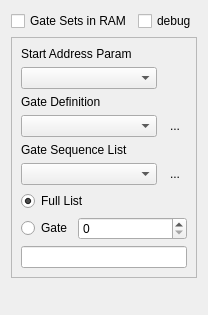
Old version of the form ui/GateSequence.ui in the repository pyIonControl/IonControl.
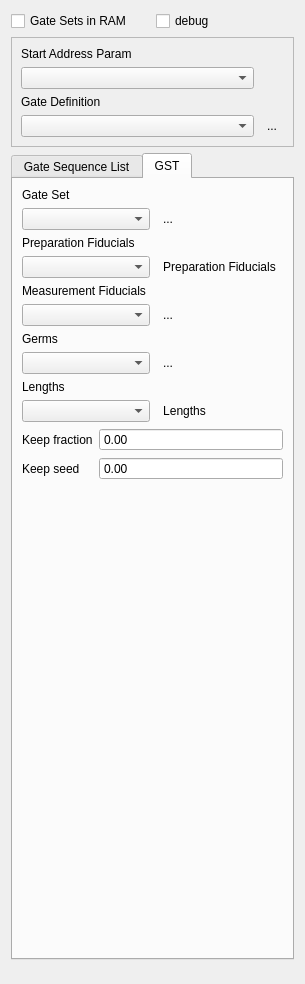
New version of the form. Icons and pictures are not drawn. Custom widgets are drawn as their Qt base class.

Patch:
```diff
--- a/ui/GateSequence.ui
+++ b/ui/GateSequence.ui
@@ -6,8 +6,8 @@
    <rect>
     <x>0</x>
     <y>0</y>
-    <width>185</width>
-    <height>315</height>
+    <width>305</width>
+    <height>984</height>
    </rect>
   </property>
   <property name="windowTitle">
@@ -44,20 +44,6 @@
       <enum>QFrame::Raised</enum>
      </property>
      <layout class="QGridLayout" name="gridLayout">
-      <item row="5" column="3">
-       <widget class="QToolButton" name="GateSequenceButton">
-        <property name="text">
-         <string>...</string>
-        </property>
-        <property name="icon">
-         <iconset resource="Experiment.qrc">
-          <normaloff>:/openicon/icons/document-open-5.png</normaloff>:/openicon/icons/document-open-5.png</iconset>
-        </property>
-        <property name="autoRaise">
-         <bool>true</bool>
-        </property>
-       </widget>
-      </item>
       <item row="3" column="3">
        <widget class="QToolButton" name="GateDefinitionButton">
         <property name="text">
@@ -92,36 +78,6 @@
         </property>
        </widget>
       </item>
-      <item row="8" column="1" colspan="2">
-       <widget class="QRadioButton" name="FullListRadioButton">
-        <property name="text">
-         <string>Full List</string>
-        </property>
-        <property name="checked">
-         <bool>true</bool>
-        </property>
-       </widget>
-      </item>
-      <item row="4" column="1" colspan="3">
-       <widget class="QLabel" name="label_2">
-        <property name="text">
-         <string>Gate Sequence List</string>
-        </property>
-       </widget>
-      </item>
-      <item row="5" column="1" colspan="2">
-       <widget class="QComboBox" name="GateSequenceBox">
-        <property name="sizePolicy">
-         <sizepolicy hsizetype="Expanding" vsizetype="Fixed">
-          <horstretch>0</horstretch>
-          <verstretch>0</verstretch>
-         </sizepolicy>
-        </property>
-        <property name="frame">
-         <bool>true</bool>
-        </property>
-       </widget>
-      </item>
       <item row="0" column="1" colspan="3">
        <widget class="QLabel" name="label_3">
         <property name="text">
@@ -136,45 +92,343 @@
         </property>
        </widget>
       </item>
-      <item row="9" column="2" colspan="2">
-       <widget class="QSpinBox" name="repetitionSpinBox">
-        <property name="sizePolicy">
-         <sizepolicy hsizetype="Expanding" vsizetype="Fixed">
-          <horstretch>3</horstretch>
-          <verstretch>0</verstretch>
-         </sizepolicy>
-        </property>
-        <property name="maximum">
-         <number>999999999</number>
-        </property>
-       </widget>
-      </item>
-      <item row="9" column="1">
-       <widget class="QRadioButton" name="GateRadioButton">
-        <property name="text">
-         <string>Gate</string>
-        </property>
-       </widget>
-      </item>
-      <item row="10" column="1" colspan="3">
-       <widget class="QLineEdit" name="GateEdit">
-        <property name="sizePolicy">
-         <sizepolicy hsizetype="Expanding" vsizetype="Fixed">
-          <horstretch>0</horstretch>
-          <verstretch>0</verstretch>
-         </sizepolicy>
-        </property>
-        <property name="minimumSize">
-         <size>
-          <width>147</width>
-          <height>0</height>
-         </size>
-        </property>
-       </widget>
-      </item>
      </layout>
     </widget>
    </item>
+   <item>
+    <widget class="QTabWidget" name="sequenceOriginWidget">
+     <property name="sizePolicy">
+      <sizepolicy hsizetype="Expanding" vsizetype="Expanding">
+       <horstretch>0</horstretch>
+       <verstretch>4</verstretch>
+      </sizepolicy>
+     </property>
+     <property name="currentIndex">
+      <number>1</number>
+     </property>
+     <widget class="QWidget" name="GateSequenceList">
+      <attribute name="title">
+       <string>Gate Sequence List</string>
+      </attribute>
+      <layout class="QGridLayout" name="gridLayout_2">
+       <item row="1" column="2">
+        <widget class="QToolButton" name="GateSequenceButton">
+         <property name="text">
+          <string>...</string>
+         </property>
+         <property name="icon">
+          <iconset resource="Experiment.qrc">
+           <normaloff>:/openicon/icons/document-open-5.png</normaloff>:/openicon/icons/document-open-5.png</iconset>
+         </property>
+         <property name="autoRaise">
+          <bool>true</bool>
+         </property>
+        </widget>
+       </item>
+       <item row="4" column="0" colspan="3">
+        <widget class="QLineEdit" name="GateEdit">
+         <property name="sizePolicy">
+          <sizepolicy hsizetype="Expanding" vsizetype="Fixed">
+           <horstretch>0</horstretch>
+           <verstretch>0</verstretch>
+          </sizepolicy>
+         </property>
+         <property name="minimumSize">
+          <size>
+           <width>147</width>
+           <height>0</height>
+          </size>
+         </property>
+        </widget>
+       </item>
+       <item row="2" column="0" colspan="2">
+        <widget class="QRadioButton" name="FullListRadioButton">
+         <property name="text">
+          <string>Full List</string>
+         </property>
+         <property name="checked">
+          <bool>true</bool>
+         </property>
+        </widget>
+       </item>
+       <item row="3" column="1" colspan="2">
+        <widget class="QSpinBox" name="repetitionSpinBox">
+         <property name="sizePolicy">
+          <sizepolicy hsizetype="Expanding" vsizetype="Fixed">
+           <horstretch>3</horstretch>
+           <verstretch>0</verstretch>
+          </sizepolicy>
+         </property>
+         <property name="maximum">
+          <number>999999999</number>
+         </property>
+        </widget>
+       </item>
+       <item row="3" column="0">
+        <widget class="QRadioButton" name="GateRadioButton">
+         <property name="text">
+          <string>Gate</string>
+         </property>
+        </widget>
+       </item>
+       <item row="0" column="0" colspan="3">
+        <widget class="QLabel" name="label_2">
+         <property name="text">
+          <string>Gate Sequence List</string>
+         </property>
+        </widget>
+       </item>
+       <item row="1" column="0" colspan="2">
+        <widget class="QComboBox" name="GateSequenceBox">
+         <property name="sizePolicy">
+          <sizepolicy hsizetype="Expanding" vsizetype="Fixed">
+           <horstretch>0</horstretch>
+           <verstretch>0</verstretch>
+          </sizepolicy>
+         </property>
+         <property name="frame">
+          <bool>true</bool>
+         </property>
+        </widget>
+       </item>
+       <item row="5" column="0">
+        <spacer name="verticalSpacer_2">
+         <property name="orientation">
+          <enum>Qt::Vertical</enum>
+         </property>
+         <property name="sizeHint" stdset="0">
+          <size>
+           <width>20</width>
+           <height>40</height>
+          </size>
+         </property>
+        </spacer>
+       </item>
+      </layout>
+     </widget>
+     <widget class="QWidget" name="GST">
+      <attribute name="title">
+       <string>GST</string>
+      </attribute>
+      <layout class="QGridLayout" name="gridLayout_3">
+       <item row="0" column="0">
+        <widget class="QLabel" name="label_4">
+         <property name="text">
+          <string>Gate Set</string>
+         </property>
+        </widget>
+       </item>
+       <item row="1" column="0" colspan="2">
+        <widget class="QComboBox" name="GateSetBox">
+         <property name="sizePolicy">
+          <sizepolicy hsizetype="Expanding" vsizetype="Fixed">
+           <horstretch>0</horstretch>
+           <verstretch>0</verstretch>
+          </sizepolicy>
+         </property>
+         <property name="frame">
+          <bool>true</bool>
+         </property>
+        </widget>
+       </item>
+       <item row="1" column="2">
+        <widget class="QToolButton" name="GateSet">
+         <property name="text">
+          <string>...</string>
+         </property>
+         <property name="icon">
+          <iconset resource="Experiment.qrc">
+           <normaloff>:/openicon/icons/document-open-5.png</normaloff>:/openicon/icons/document-open-5.png</iconset>
+         </property>
+         <property name="autoRaise">
+          <bool>true</bool>
+         </property>
+        </widget>
+       </item>
+       <item row="2" column="0" colspan="2">
+        <widget class="QLabel" name="label_5">
+         <property name="text">
+          <string>Preparation Fiducials</string>
+         </property>
+        </widget>
+       </item>
+       <item row="3" column="0" colspan="2">
+        <widget class="QComboBox" name="PreparationBox">
+         <property name="sizePolicy">
+          <sizepolicy hsizetype="Expanding" vsizetype="Fixed">
+           <horstretch>0</horstretch>
+           <verstretch>0</verstretch>
+          </sizepolicy>
+         </property>
+         <property name="frame">
+          <bool>true</bool>
+         </property>
+        </widget>
+       </item>
+       <item row="3" column="2">
+        <widget class="QToolButton" name="PreparationButton">
+         <property name="text">
+          <string>Preparation Fiducials</string>
+         </property>
+         <property name="icon">
+          <iconset resource="Experiment.qrc">
+           <normaloff>:/openicon/icons/document-open-5.png</normaloff>:/openicon/icons/document-open-5.png</iconset>
+         </property>
+         <property name="autoRaise">
+          <bool>true</bool>
+         </property>
+        </widget>
+       </item>
+       <item row="4" column="0" colspan="2">
+        <widget class="QLabel" name="label_6">
+         <property name="text">
+          <string>Measurement Fiducials</string>
+         </property>
+        </widget>
+       </item>
+       <item row="5" column="0" colspan="2">
+        <widget class="QComboBox" name="MeasurementBox">
+         <property name="sizePolicy">
+          <sizepolicy hsizetype="Expanding" vsizetype="Fixed">
+           <horstretch>0</horstretch>
+           <verstretch>0</verstretch>
+          </sizepolicy>
+         </property>
+         <property name="frame">
+          <bool>true</bool>
+         </property>
+        </widget>
+       </item>
+       <item row="5" column="2">
+        <widget class="QToolButton" name="MeasurementButton">
+         <property name="text">
+          <string>...</string>
+         </property>
+         <property name="icon">
+          <iconset resource="Experiment.qrc">
+           <normaloff>:/openicon/icons/document-open-5.png</normaloff>:/openicon/icons/document-open-5.png</iconset>
+         </property>
+         <property name="autoRaise">
+          <bool>true</bool>
+         </property>
+        </widget>
+       </item>
+       <item row="6" column="0">
+        <widget class="QLabel" name="label_7">
+         <property name="text">
+          <string>Germs</string>
+         </property>
+        </widget>
+       </item>
+       <item row="7" column="0" colspan="2">
+        <widget class="QComboBox" name="GermsBox">
+         <property name="sizePolicy">
+          <sizepolicy hsizetype="Expanding" vsizetype="Fixed">
+           <horstretch>0</horstretch>
+           <verstretch>0</verstretch>
+          </sizepolicy>
+         </property>
+         <property name="frame">
+          <bool>true</bool>
+         </property>
+        </widget>
+       </item>
+       <item row="7" column="2">
+        <widget class="QToolButton" name="GermsButton">
+         <property name="text">
+          <string>...</string>
+         </property>
+         <property name="icon">
+          <iconset resource="Experiment.qrc">
+           <normaloff>:/openicon/icons/document-open-5.png</normaloff>:/openicon/icons/document-open-5.png</iconset>
+         </property>
+         <property name="autoRaise">
+          <bool>true</bool>
+         </property>
+        </widget>
+       </item>
+       <item row="8" column="0">
+        <widget class="QLabel" name="label_8">
+         <property name="text">
+          <string>Lengths</string>
+         </property>
+        </widget>
+       </item>
+       <item row="9" column="0" colspan="2">
+        <widget class="QComboBox" name="LengthsBox">
+         <property name="sizePolicy">
+          <sizepolicy hsizetype="Expanding" vsizetype="Fixed">
+           <horstretch>0</horstretch>
+           <verstretch>0</verstretch>
+          </sizepolicy>
+         </property>
+         <property name="frame">
+          <bool>true</bool>
+         </property>
+        </widget>
+       </item>
+       <item row="9" column="2">
+        <widget class="QToolButton" name="LengthButton">
+         <property name="text">
+          <string>Lengths</string>
+         </property>
+         <property name="icon">
+          <iconset resource="Experiment.qrc">
+           <normaloff>:/openicon/icons/document-open-5.png</normaloff>:/openicon/icons/document-open-5.png</iconset>
+         </property>
+         <property name="autoRaise">
+          <bool>true</bool>
+         </property>
+         <property name="arrowType">
+          <enum>Qt::NoArrow</enum>
+         </property>
+        </widget>
+       </item>
+       <item row="10" column="0">
+        <widget class="QLabel" name="label_9">
+         <property name="text">
+          <string>Keep fraction</string>
+         </property>
+        </widget>
+       </item>
+       <item row="10" column="1" colspan="2">
+        <widget class="MagnitudeSpinBox" name="keepFractionBox">
+         <property name="buttonSymbols">
+          <enum>QAbstractSpinBox::NoButtons</enum>
+         </property>
+        </widget>
+       </item>
+       <item row="11" column="0">
+        <widget class="QLabel" name="label_10">
+         <property name="text">
+          <string>Keep seed</string>
+         </property>
+        </widget>
+       </item>
+       <item row="11" column="1" colspan="2">
+        <widget class="MagnitudeSpinBox" name="keepSeedBox">
+         <property name="buttonSymbols">
+          <enum>QAbstractSpinBox::NoButtons</enum>
+         </property>
+        </widget>
+       </item>
+       <item row="12" column="1">
+        <spacer name="verticalSpacer_3">
+         <property name="orientation">
+          <enum>Qt::Vertical</enum>
+         </property>
+         <property name="sizeHint" stdset="0">
+          <size>
+           <width>20</width>
+           <height>40</height>
+          </size>
+         </property>
+        </spacer>
+       </item>
+      </layout>
+     </widget>
+    </widget>
+   </item>
    <item>
     <spacer name="verticalSpacer">
      <property name="orientation">
@@ -190,6 +444,13 @@
    </item>
   </layout>
  </widget>
+ <customwidgets>
+  <customwidget>
+   <class>MagnitudeSpinBox</class>
+   <extends>QDoubleSpinBox</extends>
+   <header>uiModules.MagnitudeSpinBox</header>
+  </customwidget>
+ </customwidgets>
  <resources>
   <include location="Experiment.qrc"/>
  </resources>
```
